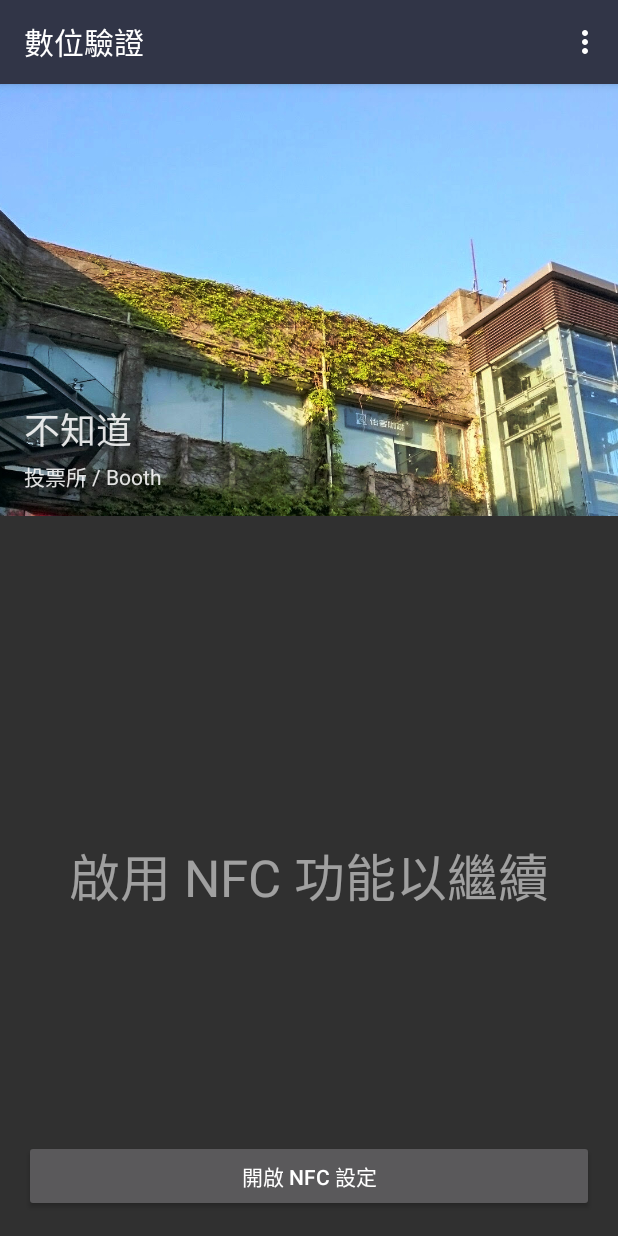
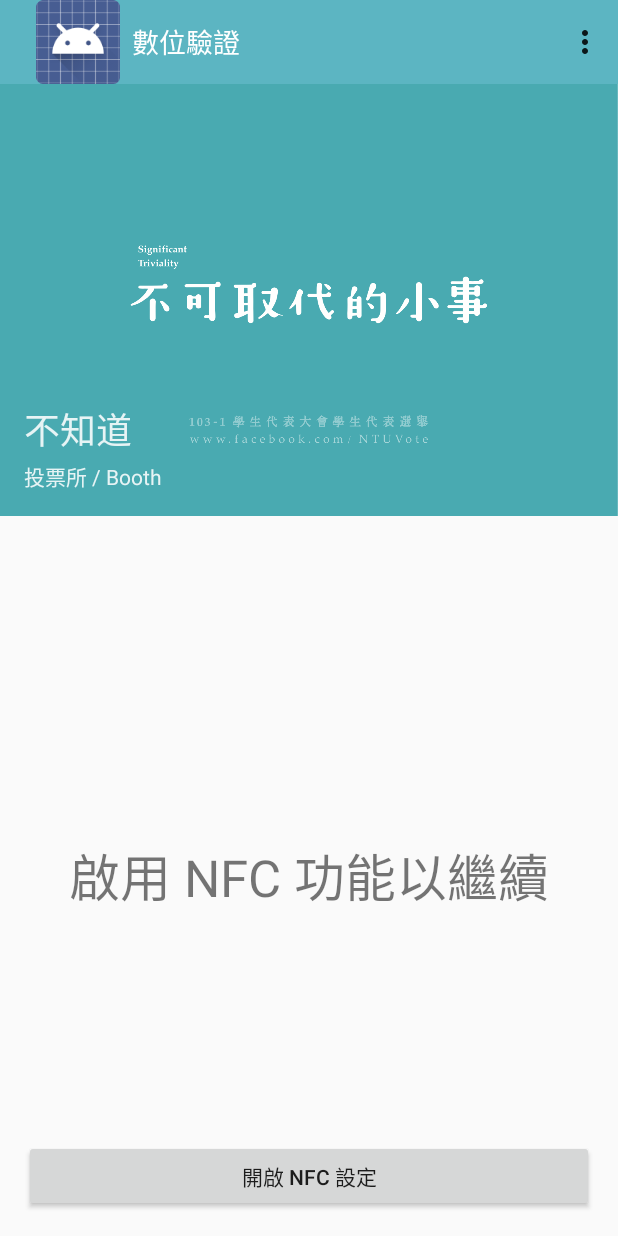
Before and after one commit to rschiang/ntu-vote-authenticator, an Android app: the MainActivity screen opened directly, with no data from a screen before it, on a phone screen of 412 x 824 dp. Run offline under Robolectric (Android 15) with nearby library versions, the phone set to English and light mode, and no system bars; libraries missing offline, so code that uses them is left out: retrofit.client.

Commit message:
Use light theme instead

```diff
--- a/app/src/main/java/org/ntuosc/ext/voteauth/ConfirmActivity.java
+++ b/app/src/main/java/org/ntuosc/ext/voteauth/ConfirmActivity.java
@@ -51,7 +51,7 @@ public class ConfirmActivity extends Activity implements Callback<Api.NewVoteRes
     }
 
     public void onReportButtonClicked(View view) {
-        super.onBackPressed();
+      super.onBackPressed();
     }
 
     public void onConfirmButtonClicked(View view) {
--- a/app/src/main/res/layout/activity_confirm.xml
+++ b/app/src/main/res/layout/activity_confirm.xml
@@ -62,7 +62,7 @@
             android:layout_weight="1"
             android:text="@string/action_report"
             android:onClick="onReportButtonClicked"
-            style="@style/AppButton" />
+            />
 
         <Button
             android:id="@+id/confirm_button"
@@ -71,7 +71,7 @@
             android:layout_weight="1"
             android:text="@string/action_confirm"
             android:onClick="onConfirmButtonClicked"
-            style="@style/AppButton" />
+            />
 
         <Button
             android:id="@+id/done_button"
@@ -81,7 +81,7 @@
             android:text="@string/action_done"
             android:onClick="onDoneButtonClicked"
             android:visibility="gone"
-            style="@style/AppButton" />
+            />
 
     </LinearLayout>
 
--- a/app/src/main/res/layout/activity_login.xml
+++ b/app/src/main/res/layout/activity_login.xml
@@ -2,6 +2,7 @@
     xmlns:tools="http://schemas.android.com/tools"
     android:layout_width="match_parent"
     android:layout_height="match_parent"
+    android:background="@color/background_color"
     android:paddingLeft="@dimen/activity_horizontal_margin"
     android:paddingRight="@dimen/activity_horizontal_margin"
     android:paddingTop="@dimen/activity_vertical_margin"
@@ -50,6 +51,6 @@
         android:text="@string/action_login"
         android:onClick="onLoginButtonClicked"
         android:enabled="false"
-        style="@style/AppButton" />
+        />
 
 </RelativeLayout>
--- a/app/src/main/res/layout/activity_main.xml
+++ b/app/src/main/res/layout/activity_main.xml
@@ -26,7 +26,7 @@
             android:layout_marginRight="@dimen/hero_text_margin"
             android:layout_marginBottom="@dimen/hero_text_leading"
             android:text="@string/placeholder_station_name"
-            style="@style/AppText.Headline"
+            style="@style/AppText.Headline.Inverse"
             />
 
         <TextView
@@ -38,7 +38,7 @@
             android:layout_marginRight="@dimen/hero_text_margin"
             android:layout_marginBottom="@dimen/hero_text_margin"
             android:text="@string/hint_station_name"
-            style="@style/AppText"
+            style="@style/AppText.Inverse"
             />
 
     </RelativeLayout>
@@ -69,7 +69,7 @@
             android:text="@string/action_configure_nfc"
             android:onClick="onOpenSettingsButtonClicked"
             android:visibility="gone"
-            style="@style/AppButton" />
+            />
 
     </RelativeLayout>
 
--- a/app/src/main/res/values-v21/styles.xml
+++ b/app/src/main/res/values-v21/styles.xml
@@ -1,11 +1,17 @@
 <?xml version="1.0" encoding="utf-8"?>
 <resources>
 
-    <style name="AppTheme" parent="android:Theme.Material">
+    <style name="AppTheme" parent="android:Theme.Material.Light">
         <item name="android:colorPrimary">@color/accent_color_dark</item>
         <item name="android:colorPrimaryDark">@color/accent_color</item>
         <item name="android:colorAccent">@color/accent_color</item>
         <item name="android:statusBarColor">@color/accent_color</item>
+
+        <item name="android:textAppearance">@style/AppText</item>
+        <item name="android:textAppearanceInverse">@style/AppText.Inverse</item>
+        <item name="android:textAppearanceButton">@style/AppText.Button</item>
+        <item name="android:actionBarStyle">@style/AppActionBar</item>
+        <item name="android:editTextStyle">@style/AppText.Field</item>
     </style>
 
 </resources>
--- a/app/src/main/res/values/colors.xml
+++ b/app/src/main/res/values/colors.xml
@@ -4,6 +4,10 @@
     <color name="accent_color">#5cb5c2</color>
     <color name="accent_color_dark">#313547</color>
 
-    <color name="text_color">#deffffff</color>
-    <color name="text_display_color">#8affffff</color>
+    <color name="text_color">#de000000</color>
+    <color name="text_display_color">#8a000000</color>
+    <color name="text_color_inverse">#deffffff</color>
+    <color name="text_display_color_inverse">#8affffff</color>
+
+    <color name="background_color">#ffffff</color>
 </resources>
--- a/app/src/main/res/values/strings.xml
+++ b/app/src/main/res/values/strings.xml
@@ -25,7 +25,7 @@
 
     <string name="title_login">登入</string>
     <string name="hint_station_user">投票所</string>
-    <string name="hint_station_pass">安全密碼</string>
+    <string name="hint_station_pass">密碼</string>
 
     <string name="title_confirm_identity">確認身份</string>
     <string name="prompt_confirm_identity">請核對選舉人</string>
--- a/app/src/main/res/values/styles.xml
+++ b/app/src/main/res/values/styles.xml
@@ -1,12 +1,15 @@
 <resources>
 
     <!-- Base application theme. -->
-    <style name="AppTheme" parent="android:Theme.DeviceDefault">
+    <style name="AppTheme" parent="android:Theme.DeviceDefault.Light">
+        <item name="android:textAppearance">@style/AppText</item>
+        <item name="android:textAppearanceInverse">@style/AppText.Inverse</item>
+        <item name="android:textAppearanceButton">@style/AppText.Button</item>
         <item name="android:actionBarStyle">@style/AppActionBar</item>
     </style>
 
-    <style name="AppActionBar" parent="android:Widget.DeviceDefault.ActionBar">
-        <item name="android:background">@color/accent_color_dark</item>
+    <style name="AppActionBar" parent="android:Widget.DeviceDefault.Light.ActionBar.Solid.Inverse">
+        <item name="android:background">@color/accent_color</item>
     </style>
 
     <style name="AppText" parent="android:TextAppearance.DeviceDefault">
@@ -28,18 +31,30 @@
         <item name="android:textColor">@color/text_display_color</item>
     </style>
 
-    <style name="AppText.Field" parent="android:Widget.DeviceDefault.EditText">
+    <style name="AppText.Inverse">
+        <item name="android:textColor">@color/text_color_inverse</item>
+    </style>
+
+    <style name="AppText.Headline.Inverse">
+        <item name="android:textColor">@color/text_color_inverse</item>
+    </style>
+
+    <style name="AppText.Display.Inverse">
+        <item name="android:textColor">@color/text_display_color_inverse</item>
+    </style>
+
+    <style name="AppText.Field" parent="android:Widget.DeviceDefault.Light.EditText">
         <item name="android:textSize">16sp</item>
         <item name="android:layout_marginBottom">@dimen/field_vertical_margin</item>
     </style>
 
     <style name="AppText.FieldLabel" parent="android:TextAppearance.Holo.Small">
-        <item name="android:textColor">@color/accent_color</item>
+        <item name="android:textColor">@color/accent_color_dark</item>
         <item name="android:textAllCaps">true</item>
         <item name="android:textStyle">bold</item>
     </style>
 
-    <style name="AppButton" parent="android:Widget.DeviceDefault.Button">
+    <style name="AppText.Button" parent="android:TextAppearance.DeviceDefault.Widget.Button">
         <item name="android:textSize">14sp</item>
     </style>
 
```
Also changed, not shown: app/src/main/res/drawable-hdpi/venue.jpg (deleted), app/src/main/res/drawable-hdpi/venue.png (added).
